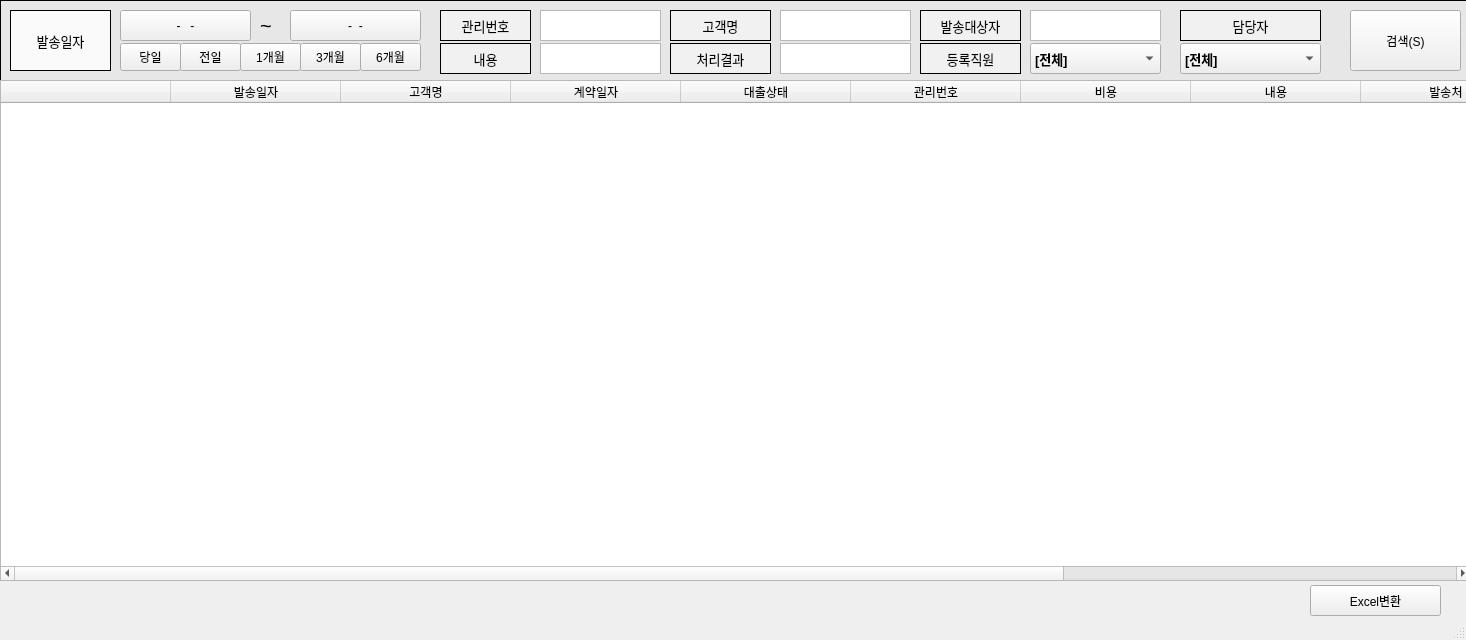
First picture: the form in src/ui/loan/ui_loan_send_search.ui, repository DY-Microfinance-Customer-Management/dymf-algorithm, before the edit.
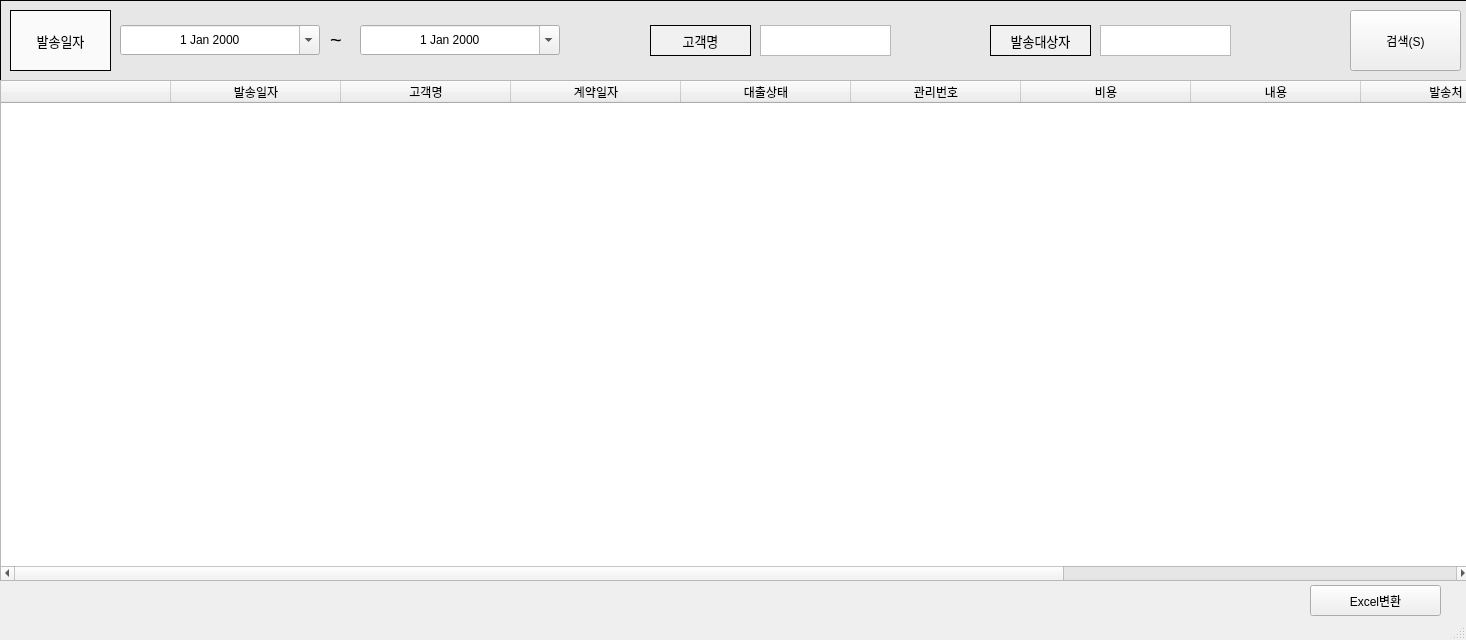
Second picture: the form after the edit.

Commit message: loan 수정

```diff
--- a/src/ui/loan/ui_loan_send_search.ui
+++ b/src/ui/loan/ui_loan_send_search.ui
@@ -14,33 +14,6 @@
    <string>고객상담자료검색</string>
   </property>
   <widget class="QWidget" name="centralwidget">
-   <widget class="QLabel" name="label">
-    <property name="geometry">
-     <rect>
-      <x>440</x>
-      <y>10</y>
-      <width>91</width>
-      <height>31</height>
-     </rect>
-    </property>
-    <property name="font">
-     <font>
-      <pointsize>10</pointsize>
-     </font>
-    </property>
-    <property name="styleSheet">
-     <string notr="true">background-color:rgb(241, 241, 241)</string>
-    </property>
-    <property name="frameShape">
-     <enum>QFrame::Box</enum>
-    </property>
-    <property name="text">
-     <string>관리번호</string>
-    </property>
-    <property name="alignment">
-     <set>Qt::AlignCenter</set>
-    </property>
-   </widget>
    <widget class="QLabel" name="label_3">
     <property name="geometry">
      <rect>
@@ -156,38 +129,11 @@
      <string>검색(S)</string>
     </property>
    </widget>
-   <widget class="QLabel" name="label_11">
-    <property name="geometry">
-     <rect>
-      <x>440</x>
-      <y>43</y>
-      <width>91</width>
-      <height>31</height>
-     </rect>
-    </property>
-    <property name="font">
-     <font>
-      <pointsize>10</pointsize>
-     </font>
-    </property>
-    <property name="styleSheet">
-     <string notr="true">background-color:rgb(241, 241, 241)</string>
-    </property>
-    <property name="frameShape">
-     <enum>QFrame::Box</enum>
-    </property>
-    <property name="text">
-     <string>내용</string>
-    </property>
-    <property name="alignment">
-     <set>Qt::AlignCenter</set>
-    </property>
-   </widget>
    <widget class="QLabel" name="label_14">
     <property name="geometry">
      <rect>
-      <x>920</x>
-      <y>10</y>
+      <x>990</x>
+      <y>25</y>
       <width>101</width>
       <height>31</height>
      </rect>
@@ -210,33 +156,6 @@
      <set>Qt::AlignCenter</set>
     </property>
    </widget>
-   <widget class="QLabel" name="label_15">
-    <property name="geometry">
-     <rect>
-      <x>920</x>
-      <y>43</y>
-      <width>101</width>
-      <height>31</height>
-     </rect>
-    </property>
-    <property name="font">
-     <font>
-      <pointsize>10</pointsize>
-     </font>
-    </property>
-    <property name="styleSheet">
-     <string notr="true">background-color:rgb(241, 241, 241)</string>
-    </property>
-    <property name="frameShape">
-     <enum>QFrame::Box</enum>
-    </property>
-    <property name="text">
-     <string>등록직원</string>
-    </property>
-    <property name="alignment">
-     <set>Qt::AlignCenter</set>
-    </property>
-   </widget>
    <widget class="QLabel" name="label_9">
     <property name="geometry">
      <rect>
@@ -264,115 +183,6 @@
      <set>Qt::AlignCenter</set>
     </property>
    </widget>
-   <widget class="QPushButton" name="pushButton">
-    <property name="geometry">
-     <rect>
-      <x>120</x>
-      <y>43</y>
-      <width>61</width>
-      <height>28</height>
-     </rect>
-    </property>
-    <property name="text">
-     <string>당일</string>
-    </property>
-   </widget>
-   <widget class="QPushButton" name="pushButton_3">
-    <property name="geometry">
-     <rect>
-      <x>180</x>
-      <y>43</y>
-      <width>61</width>
-      <height>28</height>
-     </rect>
-    </property>
-    <property name="text">
-     <string>전일</string>
-    </property>
-   </widget>
-   <widget class="QPushButton" name="pushButton_4">
-    <property name="geometry">
-     <rect>
-      <x>240</x>
-      <y>43</y>
-      <width>61</width>
-      <height>28</height>
-     </rect>
-    </property>
-    <property name="text">
-     <string>1개월</string>
-    </property>
-   </widget>
-   <widget class="QPushButton" name="pushButton_5">
-    <property name="geometry">
-     <rect>
-      <x>300</x>
-      <y>43</y>
-      <width>61</width>
-      <height>28</height>
-     </rect>
-    </property>
-    <property name="text">
-     <string>3개월</string>
-    </property>
-   </widget>
-   <widget class="QPushButton" name="pushButton_6">
-    <property name="geometry">
-     <rect>
-      <x>360</x>
-      <y>43</y>
-      <width>61</width>
-      <height>28</height>
-     </rect>
-    </property>
-    <property name="text">
-     <string>6개월</string>
-    </property>
-   </widget>
-   <widget class="QPushButton" name="pushButton_7">
-    <property name="geometry">
-     <rect>
-      <x>120</x>
-      <y>10</y>
-      <width>131</width>
-      <height>31</height>
-     </rect>
-    </property>
-    <property name="text">
-     <string>-   -</string>
-    </property>
-   </widget>
-   <widget class="QPushButton" name="pushButton_8">
-    <property name="geometry">
-     <rect>
-      <x>290</x>
-      <y>10</y>
-      <width>131</width>
-      <height>31</height>
-     </rect>
-    </property>
-    <property name="text">
-     <string>-  -</string>
-    </property>
-   </widget>
-   <widget class="QLabel" name="label_2">
-    <property name="geometry">
-     <rect>
-      <x>260</x>
-      <y>16</y>
-      <width>21</width>
-      <height>20</height>
-     </rect>
-    </property>
-    <property name="font">
-     <font>
-      <pointsize>15</pointsize>
-     </font>
-    </property>
-    <property name="text">
-     <string>~</string>
-    </property>
-   </widget>
    <widget class="QPushButton" name="pushButton_9">
     <property name="geometry">
      <rect>
@@ -389,8 +199,8 @@
    <widget class="QLabel" name="label_5">
     <property name="geometry">
      <rect>
-      <x>670</x>
-      <y>10</y>
+      <x>650</x>
+      <y>25</y>
       <width>101</width>
       <height>31</height>
      </rect>
@@ -413,48 +223,11 @@
      <set>Qt::AlignCenter</set>
     </property>
    </widget>
-   <widget class="QLabel" name="label_6">
-    <property name="geometry">
-     <rect>
-      <x>670</x>
-      <y>43</y>
-      <width>101</width>
-      <height>31</height>
-     </rect>
-    </property>
-    <property name="font">
-     <font>
-      <pointsize>10</pointsize>
-     </font>
-    </property>
-    <property name="styleSheet">
-     <string notr="true">background-color:rgb(241, 241, 241)</string>
-    </property>
-    <property name="frameShape">
-     <enum>QFrame::Box</enum>
-    </property>
-    <property name="text">
-     <string>처리결과</string>
-    </property>
-    <property name="alignment">
-     <set>Qt::AlignCenter</set>
-    </property>
-   </widget>
-   <widget class="QTextEdit" name="textEdit_2">
-    <property name="geometry">
-     <rect>
-      <x>780</x>
-      <y>43</y>
-      <width>131</width>
-      <height>31</height>
-     </rect>
-    </property>
-   </widget>
    <widget class="QTextEdit" name="textEdit_3">
     <property name="geometry">
      <rect>
-      <x>780</x>
-      <y>10</y>
+      <x>760</x>
+      <y>25</y>
       <width>131</width>
       <height>31</height>
      </rect>
@@ -463,141 +236,143 @@
    <widget class="QTextEdit" name="textEdit_4">
     <property name="geometry">
      <rect>
-      <x>1030</x>
-      <y>10</y>
+      <x>1100</x>
+      <y>25</y>
       <width>131</width>
       <height>31</height>
      </rect>
     </property>
    </widget>
-   <widget class="QTextEdit" name="textEdit_6">
+   <widget class="QDateEdit" name="LastDate_3">
     <property name="geometry">
      <rect>
-      <x>540</x>
-      <y>10</y>
-      <width>121</width>
-      <height>31</height>
+      <x>360</x>
+      <y>25</y>
+      <width>200</width>
+      <height>30</height>
      </rect>
     </property>
-   </widget>
-   <widget class="QTextEdit" name="textEdit_7">
-    <property name="geometry">
-     <rect>
-      <x>540</x>
-      <y>43</y>
-      <width>121</width>
-      <height>31</height>
-     </rect>
+    <property name="minimumSize">
+     <size>
+      <width>200</width>
+      <height>0</height>
+     </size>
     </property>
-   </widget>
-   <widget class="QComboBox" name="comboBox">
-    <property name="geometry">
-     <rect>
-      <x>1030</x>
-      <y>43</y>
-      <width>131</width>
-      <height>31</height>
-     </rect>
+    <property name="maximumSize">
+     <size>
+      <width>200</width>
+      <height>16777215</height>
+     </size>
     </property>
-    <property name="font">
-     <font>
-      <pointsize>10</pointsize>
-      <weight>75</weight>
-      <bold>true</bold>
-     </font>
+    <property name="mouseTracking">
+     <bool>false</bool>
     </property>
-    <item>
-     <property name="text">
-      <string>[전체]</string>
-     </property>
-    </item>
-    <item>
-     <property name="text">
-      <string>관리자</string>
-     </property>
-    </item>
+    <property name="focusPolicy">
+     <enum>Qt::TabFocus</enum>
+    </property>
+    <property name="autoFillBackground">
+     <bool>false</bool>
+    </property>
+    <property name="frame">
+     <bool>true</bool>
+    </property>
+    <property name="alignment">
+     <set>Qt::AlignCenter</set>
+    </property>
+    <property name="buttonSymbols">
+     <enum>QAbstractSpinBox::UpDownArrows</enum>
+    </property>
+    <property name="accelerated">
+     <bool>false</bool>
+    </property>
+    <property name="correctionMode">
+     <enum>QAbstractSpinBox::CorrectToPreviousValue</enum>
+    </property>
+    <property name="calendarPopup">
+     <bool>true</bool>
+    </property>
+    <property name="date">
+     <date>
+      <year>2000</year>
+      <month>1</month>
+      <day>1</day>
+     </date>
+    </property>
    </widget>
-   <widget class="QLabel" name="label_16">
+   <widget class="QLabel" name="label_7">
     <property name="geometry">
      <rect>
-      <x>1180</x>
-      <y>10</y>
-      <width>141</width>
-      <height>31</height>
+      <x>330</x>
+      <y>30</y>
+      <width>21</width>
+      <height>20</height>
      </rect>
     </property>
     <property name="font">
      <font>
-      <pointsize>10</pointsize>
+      <pointsize>15</pointsize>
      </font>
     </property>
-    <property name="styleSheet">
-     <string notr="true">background-color:rgb(241, 241, 241)</string>
-    </property>
-    <property name="frameShape">
-     <enum>QFrame::Box</enum>
-    </property>
     <property name="text">
-     <string>담당자</string>
-    </property>
-    <property name="alignment">
-     <set>Qt::AlignCenter</set>
+     <string>~</string>
     </property>
    </widget>
-   <widget class="QComboBox" name="comboBox_2">
+   <widget class="QDateEdit" name="StartDate_3">
     <property name="geometry">
      <rect>
-      <x>1180</x>
-      <y>43</y>
-      <width>141</width>
-      <height>31</height>
+      <x>120</x>
+      <y>25</y>
+      <width>200</width>
+      <height>30</height>
      </rect>
     </property>
-    <property name="font">
-     <font>
-      <pointsize>10</pointsize>
-      <weight>75</weight>
-      <bold>true</bold>
-     </font>
+    <property name="minimumSize">
+     <size>
+      <width>200</width>
+      <height>0</height>
+     </size>
     </property>
-    <item>
-     <property name="text">
-      <string>[전체]</string>
-     </property>
-    </item>
-    <item>
-     <property name="text">
-      <string>관리자</string>
-     </property>
-    </item>
+    <property name="maximumSize">
+     <size>
+      <width>200</width>
+      <height>16777215</height>
+     </size>
+    </property>
+    <property name="mouseTracking">
+     <bool>false</bool>
+    </property>
+    <property name="focusPolicy">
+     <enum>Qt::TabFocus</enum>
+    </property>
+    <property name="autoFillBackground">
+     <bool>false</bool>
+    </property>
+    <property name="frame">
+     <bool>true</bool>
+    </property>
+    <property name="alignment">
+     <set>Qt::AlignCenter</set>
+    </property>
+    <property name="buttonSymbols">
+     <enum>QAbstractSpinBox::UpDownArrows</enum>
+    </property>
+    <property name="accelerated">
+     <bool>false</bool>
+    </property>
+    <property name="correctionMode">
+     <enum>QAbstractSpinBox::CorrectToPreviousValue</enum>
+    </property>
+    <property name="calendarPopup">
+     <bool>true</bool>
+    </property>
+    <property name="date">
+     <date>
+      <year>2000</year>
+      <month>1</month>
+      <day>1</day>
+     </date>
+    </property>
    </widget>
-   <zorder>label_3</zorder>
-   <zorder>label</zorder>
-   <zorder>tableWidget</zorder>
-   <zorder>pushButton_2</zorder>
-   <zorder>label_11</zorder>
-   <zorder>label_14</zorder>
-   <zorder>label_15</zorder>
-   <zorder>label_9</zorder>
-   <zorder>pushButton</zorder>
-   <zorder>pushButton_3</zorder>
-   <zorder>pushButton_4</zorder>
-   <zorder>pushButton_5</zorder>
-   <zorder>pushButton_6</zorder>
-   <zorder>pushButton_7</zorder>
-   <zorder>pushButton_8</zorder>
-   <zorder>label_2</zorder>
-   <zorder>pushButton_9</zorder>
-   <zorder>label_5</zorder>
-   <zorder>label_6</zorder>
-   <zorder>textEdit_2</zorder>
-   <zorder>textEdit_3</zorder>
-   <zorder>textEdit_4</zorder>
-   <zorder>textEdit_6</zorder>
-   <zorder>textEdit_7</zorder>
-   <zorder>comboBox</zorder>
-   <zorder>label_16</zorder>
-   <zorder>comboBox_2</zorder>
   </widget>
   <widget class="QStatusBar" name="statusbar"/>
  </widget>
```
The commit also changes 9 other files.
